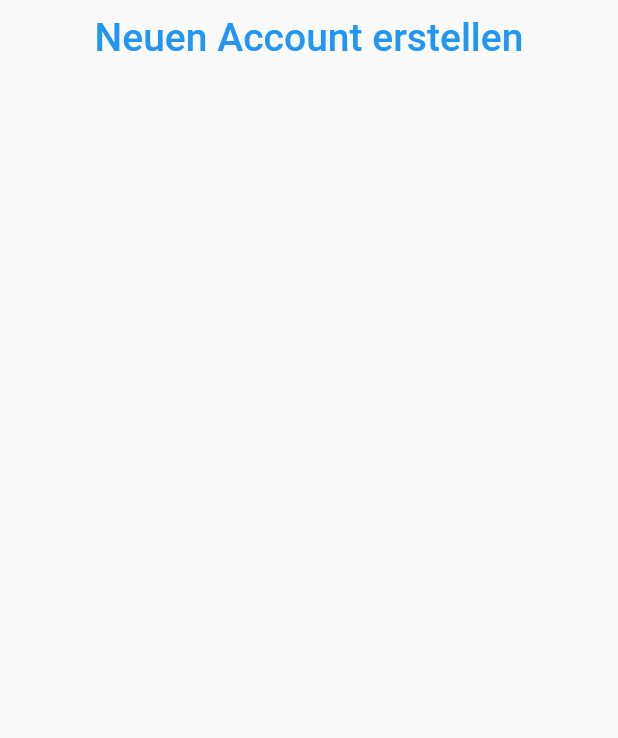
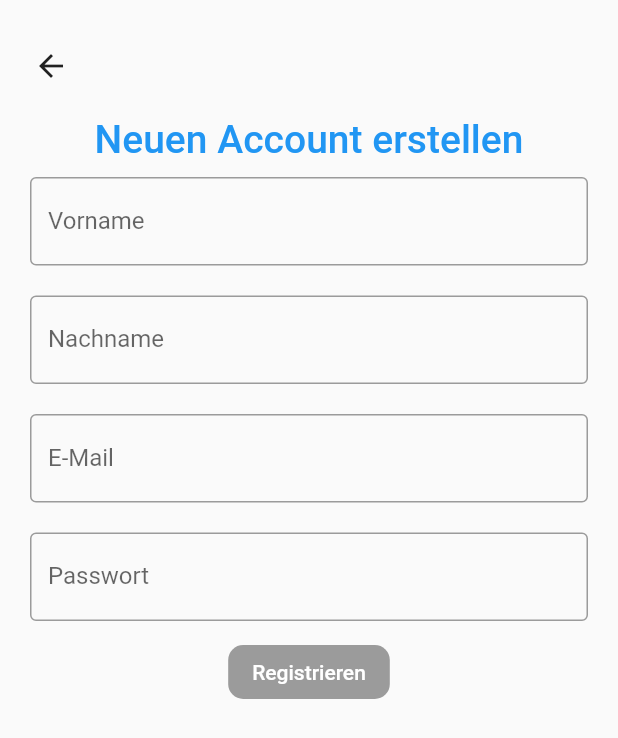
Before and after one commit to arainer99/its_car_rental_fe, a Flutter app: the screen it shows after launch, after a tap on "Registrieren", on a phone screen of 412 x 824 dp. Shown: the top 738 px of the screen. Run offline on Flutter 3.47's test engine with Material 2 defaults, Android fonts, the phone set to English and light mode, and no system bars.

Commit message:
Implemented basic register_screen w/ very basic http client
- login and register http calls working
- acces token and user don't get saved locally at the moment

```diff
--- a/lib/register_screen.dart
+++ b/lib/register_screen.dart
@@ -1,6 +1,10 @@
+import 'dart:convert';
 import 'package:flutter/cupertino.dart';
 import 'package:flutter/material.dart';
 import 'package:its_car_rental/WidgetUtils/GeneralUtils.dart';
+import 'package:http/http.dart' as http;
+import 'package:its_car_rental/userDTO.dart';
+import 'httpService.dart';
 
 class RegisterScreen extends StatefulWidget {
   @override
@@ -10,6 +14,26 @@ class RegisterScreen extends StatefulWidget {
 }
 
 class _RegisterScreenState extends State<StatefulWidget> {
+  TextEditingController mailController = new TextEditingController();
+  TextEditingController passwordController = new TextEditingController();
+  TextEditingController nameController = new TextEditingController();
+  TextEditingController surNameController = new TextEditingController();
+
+  void _register() async {
+    final String body = jsonEncode(<String, String>{
+      'username': mailController.text,
+      'password': passwordController.text
+    });
+    final http.Response response = await HttpService.postRequest('auth/register', body);
+    final userDto user = userDto.fromJson(jsonDecode(response.body));
+    print(user.username);
+    print(user.role);
+  }
+
+  void test() {
+    print('HI');
+  }
+
   @override
   Widget build(BuildContext context) {
     return Scaffold(
@@ -17,8 +41,66 @@ class _RegisterScreenState extends State<StatefulWidget> {
         padding: EdgeInsets.all(10),
         child: ListView(
           children: <Widget>[
+            Container(
+              padding: EdgeInsets.fromLTRB(0, 10, 0, 10),
+              alignment: Alignment.topLeft,
+              child: BackButton(),
+            ),
             Header('Neuen Account erstellen', color: Colors.blue),
-
+            Container(
+              padding: EdgeInsets.all(10),
+              child: TextField(
+                controller: surNameController,
+                decoration: InputDecoration(
+                  border: OutlineInputBorder(),
+                  labelText: 'Vorname',
+                ),
+              ),
+            ),
+            Container(
+              padding: EdgeInsets.all(10),
+              child: TextField(
+                controller: nameController,
+                decoration: InputDecoration(
+                  border: OutlineInputBorder(),
+                  labelText: 'Nachname',
+                ),
+              ),
+            ),
+            Container(
+              padding: EdgeInsets.all(10),
+              child: TextField(
+                controller: mailController,
+                decoration: InputDecoration(
+                  border: OutlineInputBorder(),
+                  labelText: 'E-Mail',
+                ),
+              ),
+            ),
+            Container(
+              padding: EdgeInsets.all(10),
+              child: TextField(
+                obscureText: true,
+                controller: passwordController,
+                decoration: InputDecoration(
+                  border: OutlineInputBorder(),
+                  labelText: 'Passwort',
+                ),
+              ),
+            ),
+            FlatButton(
+              height: 40,
+              padding: EdgeInsets.fromLTRB(10, 0, 10, 0),
+              child: RaisedButton(
+                shape: RoundedRectangleBorder(
+                  borderRadius: BorderRadius.circular(10),
+                ),
+                textColor: Colors.white,
+                color: Theme.of(context).primaryColor,
+                child: Text('Registrieren'),
+              ),
+              onPressed: _register,
+            ),
           ],
         ),
       ),
--- a/pubspec.yaml
+++ b/pubspec.yaml
@@ -21,6 +21,7 @@ environment:
   sdk: ">=2.7.0 <3.0.0"
 
 dependencies:
+  http: ^0.12.2
   flutter:
     sdk: flutter
 
```
Also changed, not shown: lib/Login_Screen.dart (+16 -6 lines), lib/httpService.dart (added, +14 -0 lines), lib/userDTO.dart (added, +11 -0 lines), pubspec.lock, 1 other file.
